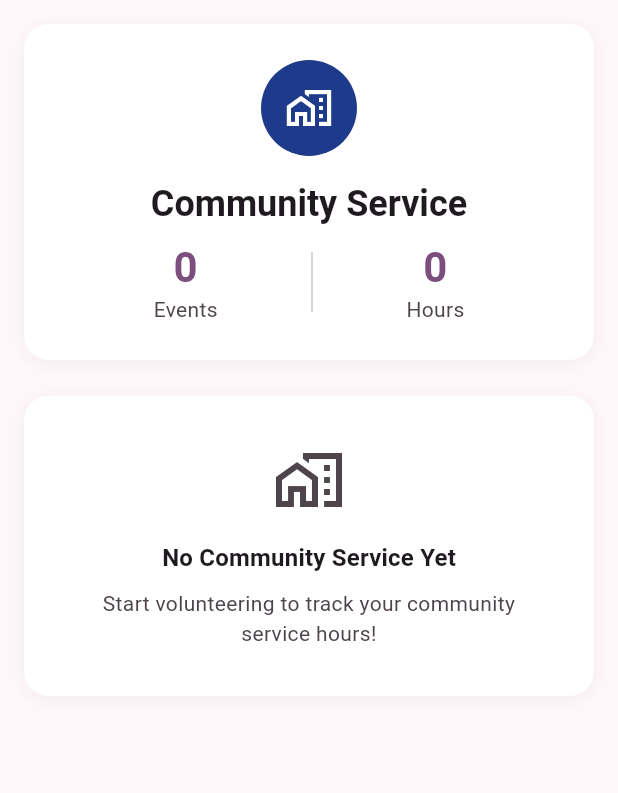
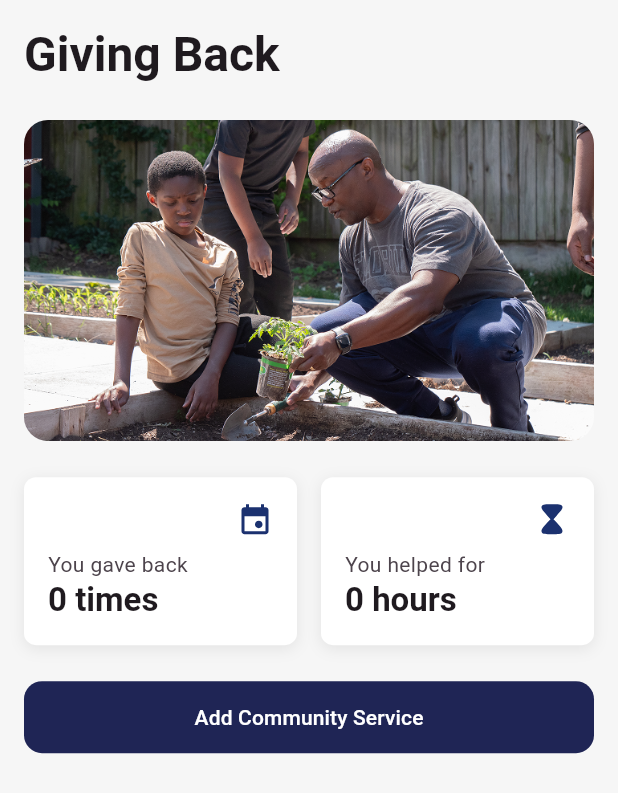
Before and after one commit to highaspirationskc/ha_mobile, a Flutter app: the CommunityServiceScreen screen opened directly, on a phone screen of 412 x 824 dp. Shown: the top 793 px of the screen. Run offline on Flutter 3.47's test engine with Material 3 defaults, Android fonts, the phone set to English and light mode, and no system bars; our stand-ins replace flutter_dotenv, flutter_slidable, flutter_svg, graphql_flutter, image_picker, shared_preferences and 2 more; missing offline and left inert: mobile_scanner; accounts and stored records are empty.

Commit message:
Community service work

```diff
--- a/lib/features/profile/community_service_screen.dart
+++ b/lib/features/profile/community_service_screen.dart
@@ -1,8 +1,11 @@
 import 'package:flutter/material.dart';
+import 'package:flutter_svg/flutter_svg.dart';
 import '../../business/community_service/entities/community_service.dart';
+import '../../core/theme/brand_colors.dart';
 import '../../data/services/api_service.dart';
 import '../../core/session.dart';
-import '../../presentation/widgets/list_tile_community_service.dart';
+import '../../presentation/widgets/button_long.dart';
+import '../../presentation/widgets/bottom_sheet_community_service.dart';
 
 class CommunityServiceScreen extends StatefulWidget {
   const CommunityServiceScreen({super.key});
@@ -64,7 +67,7 @@ class _CommunityServiceScreenState extends State<CommunityServiceScreen> {
     final t = Theme.of(context).textTheme;
 
     return Scaffold(
-      backgroundColor: cs.background,
+      backgroundColor: cs.surface,
       body: _isLoading
           ? const Center(child: CircularProgressIndicator())
           : SingleChildScrollView(
@@ -72,165 +75,74 @@ class _CommunityServiceScreenState extends State<CommunityServiceScreen> {
               child: Column(
                 crossAxisAlignment: CrossAxisAlignment.start,
                 children: [
-                  // Summary Card
-                  Container(
-                    width: double.infinity,
-                    padding: const EdgeInsets.all(24),
+                  // Title
+                  Text(
+                    'Giving Back',
+                    style: t.headlineLarge?.copyWith(
+                      fontWeight: FontWeight.bold,
+                      color: cs.onSurface,
+                    ),
+                  ),
+                  const SizedBox(height: 24),
+
+                  // Hero Image
+                  Center(
+                    child: ClipRRect(
+                      borderRadius: BorderRadius.circular(16),
+                      child: Image.asset(
+                        'assets/images/community_service_gardening.png',
+                        fit: BoxFit.cover,
+                      ),
+                    ),
+                  ),
+                  const SizedBox(height: 24),
+
+                  // Stats Cards Row
+                  Row(
+                    children: [
+                      // Events Card
+                      Expanded(
+                        child: Container(
+                          padding: const EdgeInsets.all(16),
                           decoration: BoxDecoration(
                             color: Colors.white,
-                      borderRadius: BorderRadius.circular(16),
+                            borderRadius: BorderRadius.circular(8),
                             boxShadow: [
                               BoxShadow(
-                          color: Colors.black.withOpacity(0.05),
-                          blurRadius: 10,
+                                color: Colors.black.withOpacity(0.08),
+                                blurRadius: 8,
                                 offset: const Offset(0, 2),
                               ),
                             ],
                           ),
-                    child: Column(
+                          child: Stack(
                             children: [
-                        // Icon
-                        Container(
-                          width: 64,
-                          height: 64,
-                          decoration: BoxDecoration(
-                            color: const Color(0xFF1E3A8A),
-                            borderRadius: BorderRadius.circular(32),
-                          ),
-                          child: const Icon(
-                            Icons.home_work_outlined,
-                            color: Colors.white,
-                            size: 32,
+                              // Icon in top right
+                              Positioned(
+                                top: 0,
+                                right: 0,
+                                child: SvgPicture.asset(
+                                  'assets/icons/material-symbols_event.svg',
+                                  width: 24,
+                                  height: 24,
                                 ),
                               ),
-                        const SizedBox(height: 16),
-
-                        // Title
+                              // Text in bottom left
+                              Column(
+                                crossAxisAlignment: CrossAxisAlignment.start,
+                                children: [
+                                  const SizedBox(height: 32),
                                   Text(
-                          'Community Service',
-                          style: t.headlineSmall?.copyWith(
-                            fontWeight: FontWeight.w700,
-                            color: cs.onSurface,
-                          ),
-                        ),
-                        const SizedBox(height: 8),
-
-                        // Stats Row
-                        Row(
-                          mainAxisAlignment: MainAxisAlignment.spaceEvenly,
-                          children: [
-                            // Events Count
-                            Column(
-                              children: [
-                                Text(
-                                  '${_services.length}',
-                                  style: t.headlineMedium?.copyWith(
-                                    fontWeight: FontWeight.w700,
-                                    color: cs.primary,
-                                  ),
-                                ),
-                                Text(
-                                  'Events',
+                                    'You gave back',
                                     style: t.bodyMedium?.copyWith(
                                       color: cs.onSurfaceVariant,
                                     ),
                                   ),
-                              ],
-                            ),
-
-                            // Divider
-                            Container(
-                              width: 1,
-                              height: 40,
-                              color: cs.outlineVariant,
-                            ),
-
-                            // Total Hours
-                            Column(
-                              children: [
                                   Text(
-                                  '$_totalHours',
-                                  style: t.headlineMedium?.copyWith(
-                                    fontWeight: FontWeight.w700,
-                                    color: cs.primary,
-                                  ),
-                                ),
-                                Text(
-                                  'Hours',
-                                  style: t.bodyMedium?.copyWith(
-                                    color: cs.onSurfaceVariant,
-                                  ),
-                                ),
-                              ],
-                            ),
-                          ],
-                        ),
-                      ],
-                    ),
-                  ),
-
-                  const SizedBox(height: 24),
-
-                  // Events List
-                  if (_services.isEmpty)
-                    Container(
-                      width: double.infinity,
-                      padding: const EdgeInsets.all(32),
-                      decoration: BoxDecoration(
-                        color: Colors.white,
-                        borderRadius: BorderRadius.circular(16),
-                        boxShadow: [
-                          BoxShadow(
-                            color: Colors.black.withOpacity(0.05),
-                            blurRadius: 10,
-                            offset: const Offset(0, 2),
-                          ),
-                        ],
-                      ),
-                      child: Column(
-                        children: [
-                          Icon(
-                            Icons.home_work_outlined,
-                            size: 48,
-                            color: cs.onSurfaceVariant,
-                          ),
-                          const SizedBox(height: 16),
-                          Text(
-                            'No Community Service Yet',
-                            style: t.titleMedium?.copyWith(
-                              fontWeight: FontWeight.w600,
+                                    '${_services.length} times',
+                                    style: t.titleLarge?.copyWith(
+                                      fontWeight: FontWeight.bold,
                                       color: cs.onSurface,
-                            ),
-                          ),
-                          const SizedBox(height: 8),
-                          Text(
-                            'Start volunteering to track your community service hours!',
-                            style: t.bodyMedium?.copyWith(
-                              color: cs.onSurfaceVariant,
-                            ),
-                            textAlign: TextAlign.center,
-                          ),
-                        ],
-                      ),
-                    )
-                  else
-                    Column(
-                      crossAxisAlignment: CrossAxisAlignment.start,
-                      children: [
-                        Text(
-                          'Your Events',
-                          style: t.titleMedium?.copyWith(
-                            fontWeight: FontWeight.w600,
-                            color: cs.onSurface,
-                          ),
-                        ),
-                        const SizedBox(height: 12),
-                        ..._services.map(
-                          (service) => ListTileCommunityService(
-                            service: service,
-                            onTap: () {
-                              // TODO: Navigate to service detail if needed
-                            },
                                     ),
                                   ),
                                 ],
@@ -238,6 +150,87 @@ class _CommunityServiceScreenState extends State<CommunityServiceScreen> {
                             ],
                           ),
                         ),
+                      ),
+                      const SizedBox(width: 16),
+
+                      // Hours Card
+                      Expanded(
+                        child: Container(
+                          padding: const EdgeInsets.all(16),
+                          decoration: BoxDecoration(
+                            color: Colors.white,
+                            borderRadius: BorderRadius.circular(8),
+                            boxShadow: [
+                              BoxShadow(
+                                color: Colors.black.withOpacity(0.08),
+                                blurRadius: 8,
+                                offset: const Offset(0, 2),
+                              ),
+                            ],
+                          ),
+                          child: Stack(
+                            children: [
+                              // Icon in top right
+                              Positioned(
+                                top: 0,
+                                right: 0,
+                                child: SvgPicture.asset(
+                                  'assets/icons/solar_hourglass-bold.svg',
+                                  width: 24,
+                                  height: 24,
+                                ),
+                              ),
+                              // Text in bottom left
+                              Column(
+                                crossAxisAlignment: CrossAxisAlignment.start,
+                                children: [
+                                  const SizedBox(height: 32),
+                                  Text(
+                                    'You helped for',
+                                    style: t.bodyMedium?.copyWith(
+                                      color: cs.onSurfaceVariant,
+                                    ),
+                                  ),
+                                  Text(
+                                    '$_totalHours hours',
+                                    style: t.titleLarge?.copyWith(
+                                      fontWeight: FontWeight.bold,
+                                      color: cs.onSurface,
+                                    ),
+                                  ),
+                                ],
+                              ),
+                            ],
+                          ),
+                        ),
+                      ),
+                    ],
+                  ),
+                  const SizedBox(height: 24),
+
+                  // Add Community Service Button
+                  ButtonLong(
+                    label: 'Add Community Service',
+                    onPressed: () {
+                      showModalBottomSheet(
+                        context: context,
+                        isScrollControlled: true,
+                        backgroundColor: Colors.transparent,
+                        useRootNavigator: true,
+                        builder: (context) =>
+                            const BottomSheetCommunityService(),
+                      );
+                    },
+                    style: FilledButton.styleFrom(
+                      backgroundColor: kHAPrimary,
+                      shape: RoundedRectangleBorder(
+                        borderRadius: BorderRadius.circular(12),
+                      ),
+                    ),
+                  ),
+                ],
+              ),
+            ),
     );
   }
 }
--- a/lib/features/profile/profile_screen.dart
+++ b/lib/features/profile/profile_screen.dart
@@ -10,7 +10,7 @@ import '../../data/services/api_service.dart';
 import '../../data/services/auth_service.dart';
 import '../../presentation/widgets/avatar.dart';
 import '../../presentation/screens/login_screen.dart';
-import 'widgets/community_service_tile.dart';
+import 'widgets/community_service_button.dart';
 
 class ProfileScreen extends StatefulWidget {
   const ProfileScreen({super.key});
```
Also changed, not shown: assets/icons/material-symbols_event.svg (added), assets/icons/solar_hourglass-bold.svg (added), assets/images/community_service_gardening.png (added), lib/features/profile/widgets/community_service_button.dart (renamed from lib/features/profile/widgets/community_service_tile.dart). Lines whose indentation alone changed are shown as unchanged.
